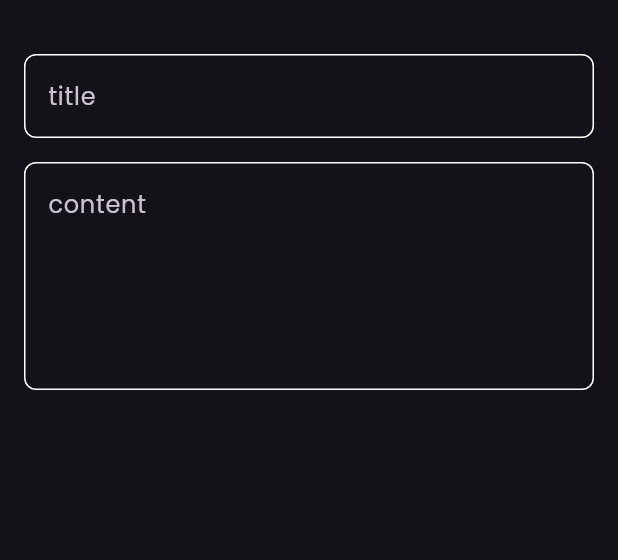
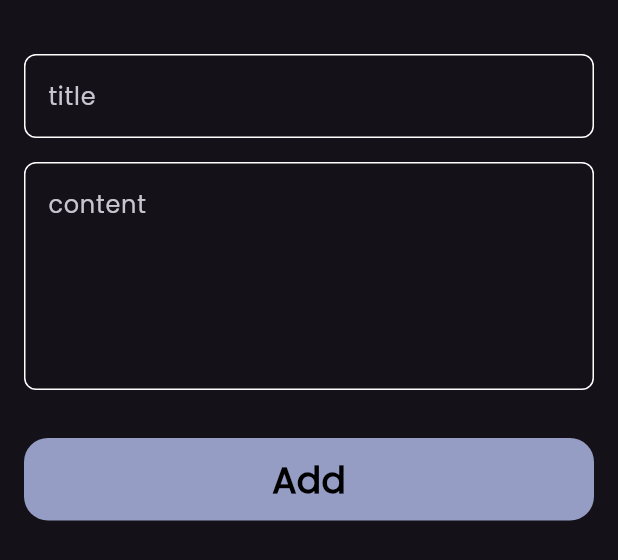
Before and after one commit to mohameddsalah60/notes_app, a Flutter app: the AddNoteBottomSheet widget shown alone on an empty page, opened directly, on a phone screen of 412 x 824 dp. Shown: the top 560 px of the screen. Run offline on Flutter 3.47's test engine with Material 3 defaults, Android fonts, the phone set to English and light mode, and no system bars.

Commit message:
finish notes bottom sheet

```diff
--- a/lib/views/widgets/add_note_bottom_sheet.dart
+++ b/lib/views/widgets/add_note_bottom_sheet.dart
@@ -1,5 +1,5 @@
 import 'package:flutter/material.dart';
-
+import 'custom_button.dart';
 import 'custom_text_field.dart';
 
 class AddNoteBottomSheet extends StatelessWidget {
@@ -9,7 +9,8 @@ class AddNoteBottomSheet extends StatelessWidget {
   Widget build(BuildContext context) {
     return Container(
       padding: const EdgeInsets.symmetric(horizontal: 16),
-      child: const Column(
+      child: const SingleChildScrollView(
+        child: Column(
           children: [
             SizedBox(
               height: 36,
@@ -24,7 +25,15 @@ class AddNoteBottomSheet extends StatelessWidget {
               hintText: 'content',
               maxLines: 5,
             ),
+            SizedBox(
+              height: 32,
+            ),
+            CustomButton(),
+            SizedBox(
+              height: 16,
+            ),
           ],
+        ),
       ),
     );
   }
--- /dev/null
+++ b/lib/views/widgets/custom_button.dart
@@ -0,0 +1,24 @@
+import 'package:flutter/material.dart';
+
+class CustomButton extends StatelessWidget {
+  const CustomButton({super.key});
+
+  @override
+  Widget build(BuildContext context) {
+    return Container(
+      width: MediaQuery.of(context).size.width,
+      height: 55,
+      decoration: BoxDecoration(
+        borderRadius: BorderRadius.circular(16),
+        color: const Color.fromARGB(255, 150, 157, 196),
+      ),
+      child: const Center(
+        child: Text(
+          'Add',
+          style: TextStyle(
+              color: Colors.black, fontSize: 24, fontWeight: FontWeight.bold),
+        ),
+      ),
+    );
+  }
+}
```
Lines whose indentation alone changed are shown as unchanged.
